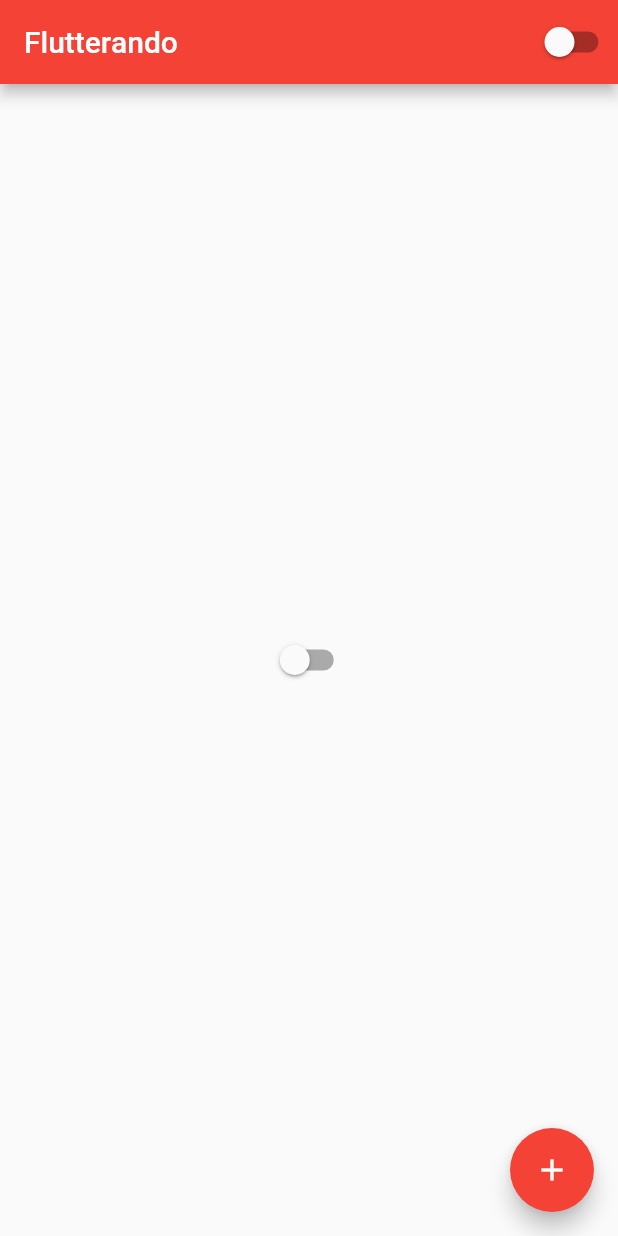
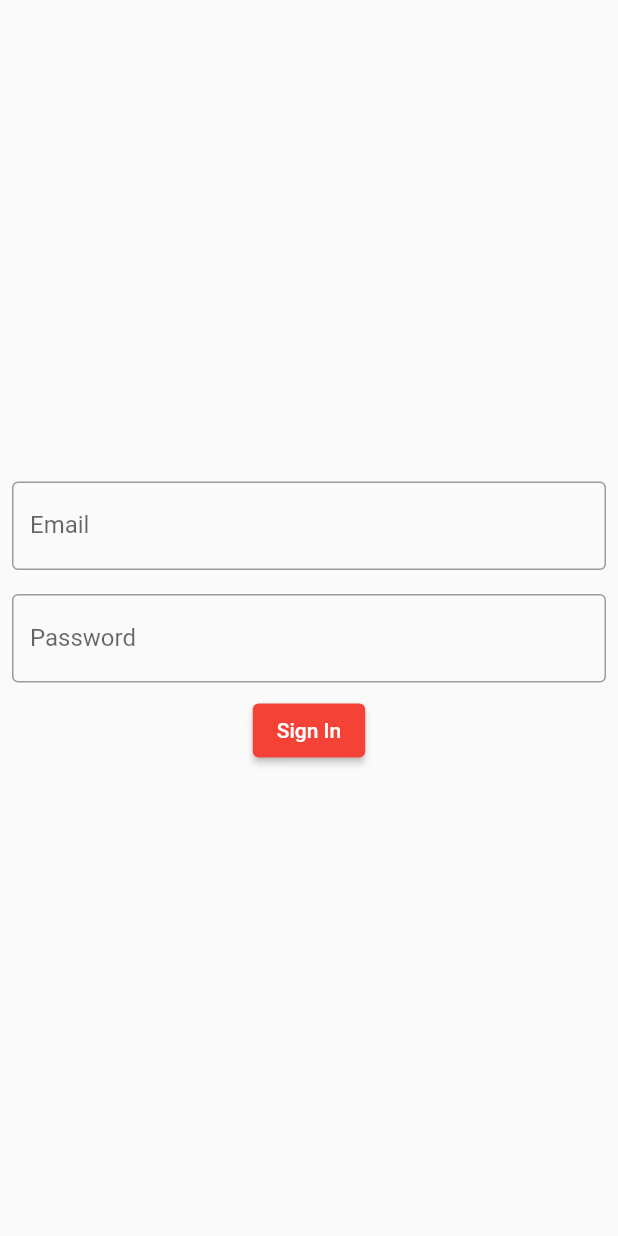
Before and after one commit to victorfmarques/flutterando, a Flutter app: the screen it shows after launch, on a phone screen of 412 x 824 dp. Run offline on Flutter 3.47's test engine with Material 2 defaults, Android fonts, the phone set to English and light mode, and no system bars.

Commit message:
Fake login form

```diff
--- a/lib/app_widget.dart
+++ b/lib/app_widget.dart
@@ -2,6 +2,7 @@ import 'package:flutter/material.dart';
 import 'package:flutterando/app_controller.dart';
 
 import 'home_page.dart';
+import 'login_page.dart';
 
 class AppWidget extends StatelessWidget {
   const AppWidget({Key? key}) : super(key: key);
@@ -19,7 +20,7 @@ class AppWidget extends StatelessWidget {
                 ? Brightness.dark
                 : Brightness.light,
           ),
-          home: HomePage(),
+          home: LoginPage(),
         );
       },
     );
--- /dev/null
+++ b/lib/login_page.dart
@@ -0,0 +1,65 @@
+import 'package:flutter/material.dart';
+
+const _inputEmailLabel = 'Email';
+const _inputPasswordLabel = 'Password';
+
+class LoginPage extends StatefulWidget {
+  const LoginPage({Key? key}) : super(key: key);
+
+  @override
+  _LoginPageState createState() => _LoginPageState();
+}
+
+class _LoginPageState extends State<LoginPage> {
+  final TextEditingController _emailController = TextEditingController();
+  final TextEditingController _passwordController = TextEditingController();
+
+  @override
+  Widget build(BuildContext context) {
+    return Scaffold(
+      body: SingleChildScrollView(
+        child: SizedBox(
+          width: MediaQuery.of(context).size.width,
+          height: MediaQuery.of(context).size.height,
+          child: Column(
+            mainAxisAlignment: MainAxisAlignment.center,
+            children: [
+              Padding(
+                padding: const EdgeInsets.all(8.0),
+                child: TextField(
+                  controller: _emailController,
+                  keyboardType: TextInputType.emailAddress,
+                  decoration: InputDecoration(
+                    labelText: _inputEmailLabel,
+                    border: OutlineInputBorder(),
+                  ),
+                ),
+              ),
+              Padding(
+                padding: const EdgeInsets.all(8.0),
+                child: TextField(
+                  obscureText: true,
+                  controller: _passwordController,
+                  decoration: InputDecoration(
+                      labelText: _inputPasswordLabel,
+                      border: OutlineInputBorder()),
+                ),
+              ),
+              ElevatedButton(
+                child: Text('Sign In'),
+                onPressed: () {
+                  if (_emailController.text == 'victorfmarques@outlook.com' &&
+                      _passwordController.text == '123') {
+                    debugPrint('Usuário autenticado');
+                  } else {
+                    debugPrint('Credenciais incorretas');
+                  }
+                },
+              ),
+            ],
+          ),
+        ),
+      ),
+    );
+  }
+}
```
Also changed, not shown: lib/home_page.dart (+10 -2 lines), 1 other file.
